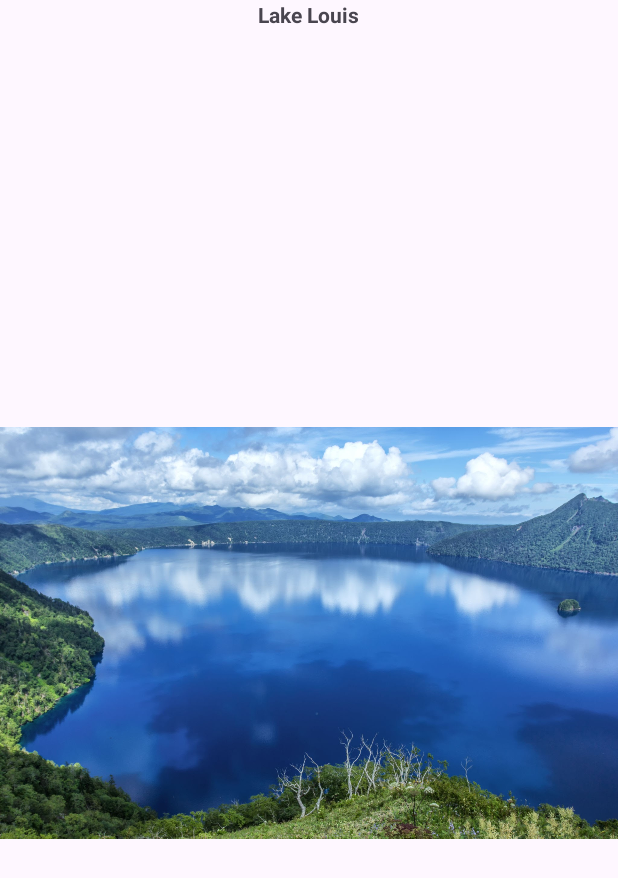
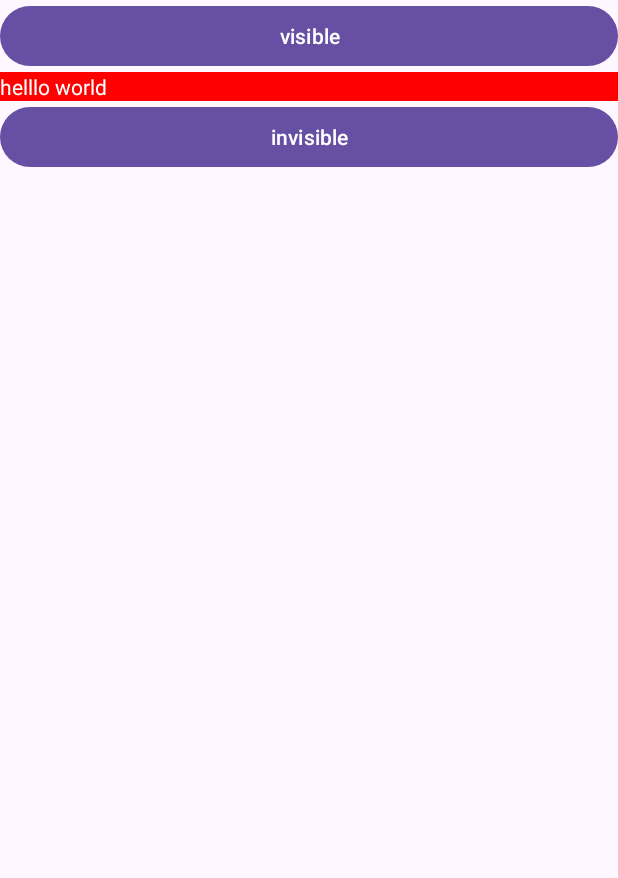
Before and after one commit to Worldofgentleken/AndroidDev, an Android app: the screen it shows after launch (MainActivity), on a phone screen of 412 x 824 dp. Shown: the top 878 px of the screen. Run offline under Robolectric (Android 15) with nearby library versions, the phone set to English and light mode, and no system bars.

Commit message:
안드로이드 개발 연습

```diff
--- a/AndroidLab/app/build.gradle.kts
+++ b/AndroidLab/app/build.gradle.kts
@@ -15,6 +15,8 @@ android {
         versionName = "1.0"
 
         testInstrumentationRunner = "androidx.test.runner.AndroidJUnitRunner"
+
+        viewBinding.isEnabled = true
     }
 
     buildTypes {
@@ -45,4 +47,5 @@ dependencies {
     testImplementation(libs.junit)
     androidTestImplementation(libs.androidx.junit)
     androidTestImplementation(libs.androidx.espresso.core)
+    implementation(libs.androidx.constraintlayout)
 }
--- a/AndroidLab/app/src/main/java/com/example/androidlab/MainActivity.kt
+++ b/AndroidLab/app/src/main/java/com/example/androidlab/MainActivity.kt
@@ -3,38 +3,29 @@ package com.example.androidlab
 import android.graphics.Typeface
 import android.os.Bundle
 import android.view.Gravity
+import android.view.View
 import android.view.ViewGroup.LayoutParams.WRAP_CONTENT
 import android.widget.ImageView
 import android.widget.LinearLayout
 import android.widget.TextView
 import androidx.appcompat.app.AppCompatActivity
 import androidx.core.content.ContextCompat
+import com.example.androidlab.databinding.ActivityMainBinding
 
 
 class MainActivity  : AppCompatActivity(){
     override fun onCreate(savedInstanceState: Bundle?) {
         super.onCreate(savedInstanceState)
-        setContentView(R.layout.activity_main)
 
-        val name = TextView(this).apply {
-            typeface = Typeface.DEFAULT_BOLD
-            text = "Lake Louise"
+        val binding = ActivityMainBinding.inflate(layoutInflater)
+
+        setContentView(binding.root)
+
+        binding.visibleBtn.setOnClickListener{
+            binding.targetView.visibility = View.VISIBLE
         }
-        val image = ImageView(this).also{
-            it.setImageDrawable(ContextCompat.getDrawable(this, R.drawable.lake_1))
-        }
-
-        val address = TextView(this).apply {
-            typeface = Typeface.DEFAULT_BOLD
-            text = "Lake Louise, AB, Canada"
-        }
-        val layout = LinearLayout(this).apply {
-            orientation = LinearLayout.VERTICAL
-            gravity = Gravity.CENTER
-
-            addView(name, WRAP_CONTENT, WRAP_CONTENT )
-            addView(image, WRAP_CONTENT, WRAP_CONTENT)
-            addView(address, WRAP_CONTENT, WRAP_CONTENT)
+        binding.invisibleBtn.setOnClickListener{
+            binding.targetView.visibility = View.INVISIBLE
         }
     }
 }
--- a/AndroidLab/app/src/main/res/layout/activity_main.xml
+++ b/AndroidLab/app/src/main/res/layout/activity_main.xml
@@ -1,21 +1,25 @@
 <?xml version="1.0" encoding="utf-8"?>
 <LinearLayout xmlns:android="http://schemas.android.com/apk/res/android"
+    xmlns:tools="http://schemas.android.com/tools"
     android:layout_width="match_parent"
     android:layout_height="match_parent"
     android:orientation="vertical"
-    android:gravity="center">
-    <TextView
-        android:layout_width="wrap_content"
-        android:layout_height="wrap_content"
-        android:textStyle="bold"
-        android:text="Lake Louis" />
-    <ImageView
-        android:layout_width="wrap_content"
-        android:layout_height="wrap_content"
-        android:src="@drawable/lake_1" />
-    <TextView
-        android:layout_width="wrap_content"
-        android:layout_height="wrap_content"
-        android:textStyle="bold"
-        android:text="Lake Louise, AB, Canada" />
+    tools:viewBindingIgnore="true">
+        <Button
+            android:id="@+id/visibleBtn"
+            android:layout_width="match_parent"
+            android:layout_height="wrap_content"
+            android:text="visible" />
+        <TextView
+            android:id="@+id/targetView"
+            android:layout_width="match_parent"
+            android:layout_height="wrap_content"
+            android:text="helllo world"
+            android:background="#FF0000"
+            android:textColor="#FFFFFF" />
+        <Button
+            android:id="@+id/invisibleBtn"
+            android:layout_width="match_parent"
+            android:layout_height="wrap_content"
+            android:text="invisible" />
 </LinearLayout>
--- a/AndroidLab/settings.gradle.kts
+++ b/AndroidLab/settings.gradle.kts
@@ -21,3 +21,4 @@ dependencyResolutionManagement {
 
 rootProject.name = "AndroidLab"
 include(":app")
+include(":ch6_view")
```
Also changed, not shown: AndroidLab/ch6_view/src/main/java/com/example/ch6_view/MainActivity.kt (added, +20 -0 lines), AndroidLab/ch6_view/src/main/res/layout/activity_main.xml (added, +49 -0 lines).
